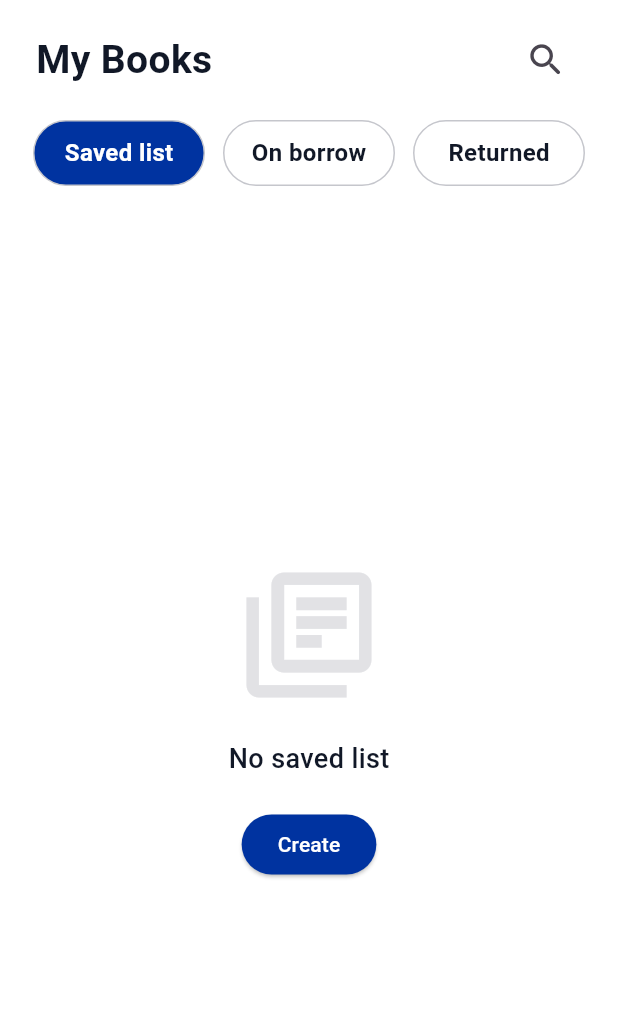
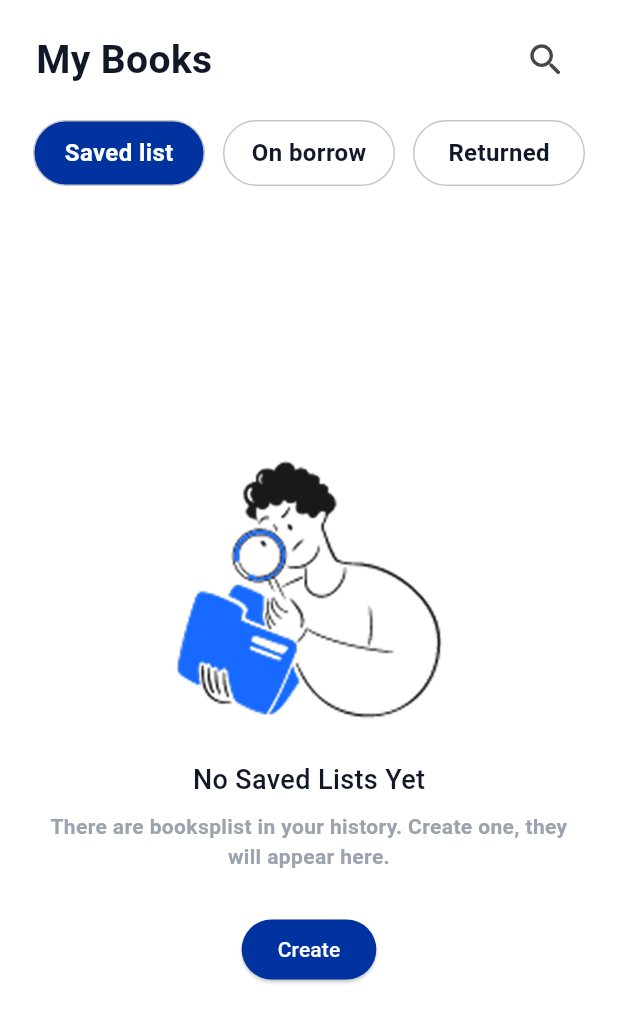
Before and after one commit to FranceCaesar/NTC_LIBRARY_MOBILE_SYSTEM, a Flutter app: the mybooks screen opened directly, on a phone screen of 412 x 824 dp. Shown: the top 1022 px of the screen. Run offline on Flutter 3.47's test engine with Material 3 defaults, Android fonts, the phone set to English and light mode, and no system bars; our stand-ins replace cloud_firestore, firebase_auth, firebase_core, google_fonts, qr_flutter; accounts and stored records are empty; Roboto replaces fonts that are missing (Roboto Serif).

Commit message:
Update saved_list_tab.dart

```diff
--- a/lib/page/Book_page/mybooks_tabs/saved_list_tab.dart
+++ b/lib/page/Book_page/mybooks_tabs/saved_list_tab.dart
@@ -252,22 +252,44 @@ class _SavedListTabState extends State<SavedListTab> {
 
         if (docs.isEmpty) {
           return Center(
-            child: Column(
-              mainAxisAlignment: MainAxisAlignment.center,
-              children: [
-                Icon(Icons.library_books_outlined, size: 100, color: AppColors.alternate.withOpacity(0.5)),
-                const SizedBox(height: 20),
-                Text("No saved list", style: AppTypography.textTheme.titleMedium?.copyWith(color: AppColors.primaryText)),
-                const SizedBox(height: 20),
-                ElevatedButton(
+            child: Padding(
+              padding: const EdgeInsets.symmetric(horizontal: 24),
+              child: Column(
+                mainAxisAlignment: MainAxisAlignment.center,
+                children: [
+                  Image.asset(
+                    "images/image_logo2.png", // <--- image
+                    height: 180,
+                  ),
+                  const SizedBox(height: 24),
+
+                  Text(
+                    "No Saved Lists Yet",
+                    style: AppTypography.textTheme.titleMedium,
+                  ),
+
+                  const SizedBox(height: 8),
+
+                  Text(
+                    "There are booksplist in your history. Create one, they will appear here.",
+                    textAlign: TextAlign.center,
+                    style: AppTypography.textTheme.bodyMedium?.copyWith(
+                      color: AppColors.secondaryText,
+                    ),
+                  ),
+
+                  const SizedBox(height: 28),
+                  ElevatedButton(
                   onPressed: _showCreateListSheet,
                   style: ElevatedButton.styleFrom(backgroundColor: AppColors.primary),
                   child: const Text("Create", style: TextStyle(color: Colors.white)),
                 ),
-              ],
+                ],
+              ),
             ),
           );
         }
+
 
         return Column(
           children: [
```
